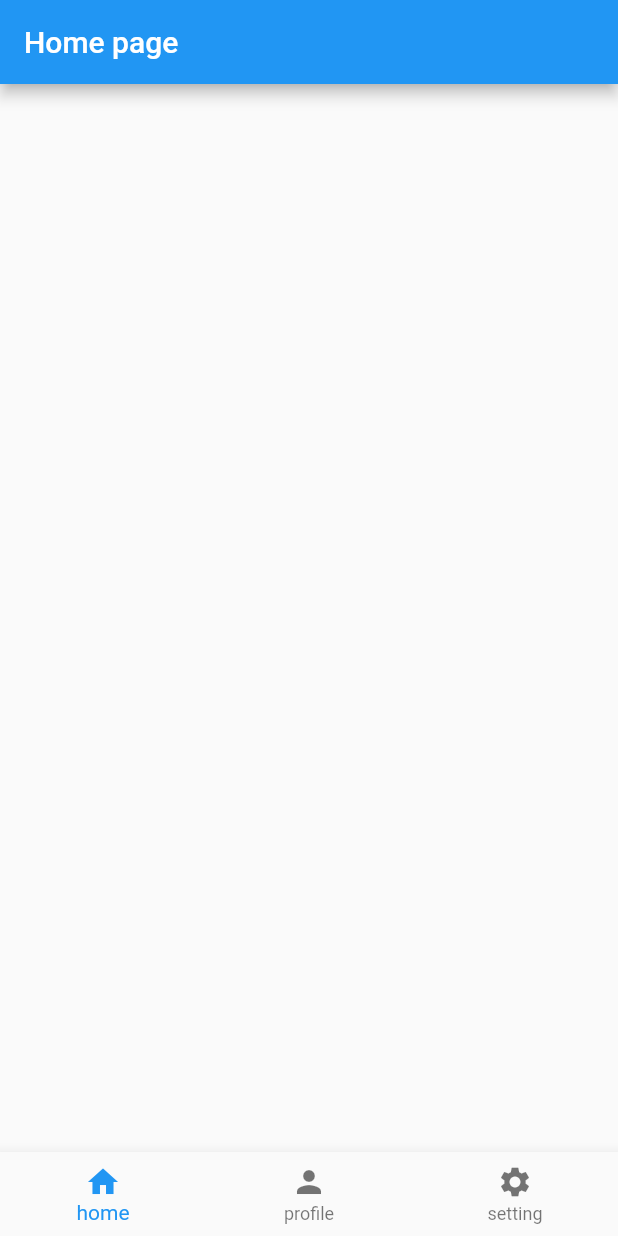
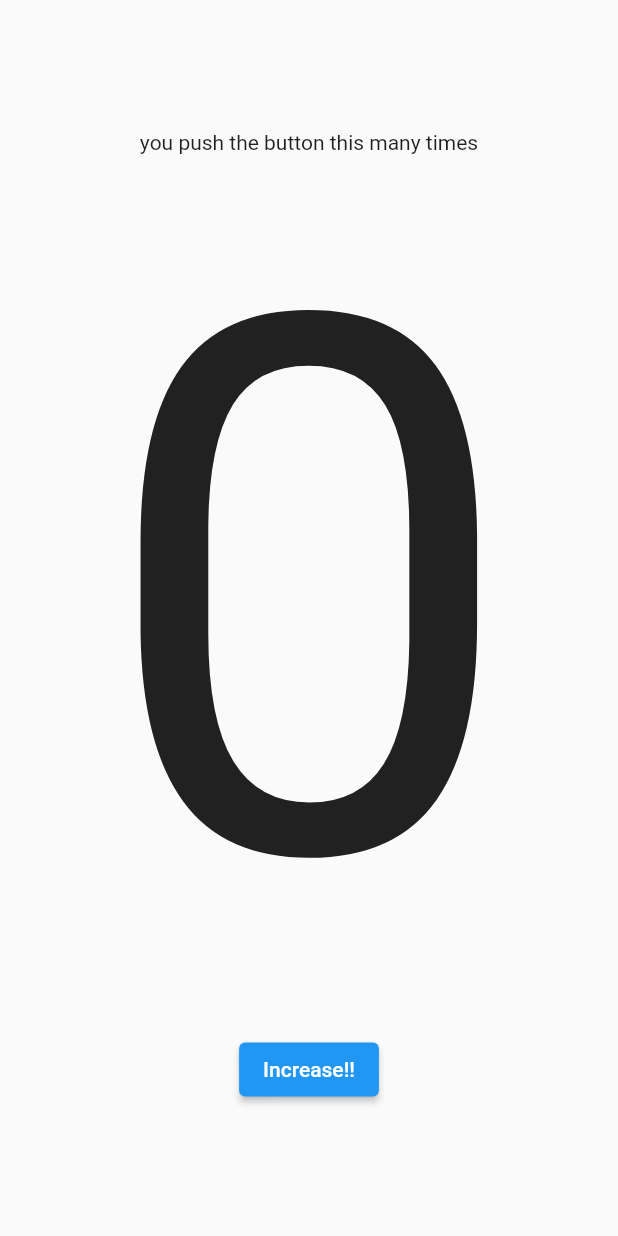
Before and after one commit to Chenyuting0916/LearnFlutter, a Flutter app: the screen it shows after launch, on a phone screen of 412 x 824 dp. Run offline on Flutter 3.47's test engine with Material 2 defaults, Android fonts, the phone set to English and light mode, and no system bars.

```diff
--- a/lib/main.dart
+++ b/lib/main.dart
@@ -1,5 +1,5 @@
 import 'package:flutter/material.dart';
-import 'package:test_project/pages/first_page.dart';
+import 'package:test_project/pages/counter_page.dart';
 
 void main() {
   runApp(const MyApp());
@@ -12,90 +12,7 @@ class MyApp extends StatelessWidget {
   Widget build(BuildContext context) {
     return const MaterialApp(
       debugShowCheckedModeBanner: false,
-      home: FirstPage(),
-      // routes: {
-      //   '/firstpage':(context) => FirstPage(),
-      //   '/secondpage':(context) => ProfilePage(),
-      //   '/homepage':(context) => HomePage(),
-      //   '/settingpage':(context) => SettingPage(),
-      // },
+      home: CounterPage(),
     );
   }
 }
-// class MyApp extends StatelessWidget {
-//   const MyApp({super.key});
-
-//   @override
-//   Widget build(BuildContext context) {
-//     return MaterialApp(
-//       debugShowCheckedModeBanner: false,
-//       home: Scaffold(
-//         backgroundColor: const Color.fromARGB(255, 242, 223, 76),
-//         appBar: AppBar(
-//           title: Text(
-//             "My App Bar",
-//             style: TextStyle(color: Colors.black),
-//           ),
-//           backgroundColor: Colors.yellow,
-//           elevation: 5,
-//           centerTitle: true,
-//           leading: Icon(
-//             Icons.menu,
-//             color: Colors.black,
-//           ),
-//           actions: [
-//             IconButton(
-//                 onPressed: () {},
-//                 icon: Icon(
-//                   Icons.logout,
-//                   color: Colors.black,
-//                 ))
-//           ],
-//         ),
-//         // body: Center(
-//         //   child: Container(
-//         //     height: 300,
-//         //     width: 300,
-//         //     decoration: BoxDecoration(
-//         //         borderRadius: BorderRadius.circular(25), color: Colors.green),
-//         //     padding: EdgeInsets.symmetric(horizontal: 25, vertical: 60),
-//         //     // child: Text(
-//         //     //   "sdf",
-//         //     //   style: TextStyle(
-//         //     //       color: Colors.white,
-//         //     //       fontWeight: FontWeight.bold,
-//         //     //       fontSize: 25),
-//         //     // ),
-//         //     child: const Icon(
-//         //       Icons.abc_outlined,
-//         //       color: Colors.white,
-//         //       size: 65,
-//         //     ),
-//         //   ),
-//         // ),
-
-//         body: Row(
-//           // scrollDirection: Axis.horizontal,
-//             children: [
-//               Container(
-//                 height: 700,
-//                 width: 200,
-//                 color: Colors.amber,
-//               ),
-//               Container(
-//                 height: 700,
-//                 width: 100,
-//                 color: Colors.amber[200],
-//               ),
-//               Expanded(
-//                 child: Container(
-//                   height: 70,
-//                   width: 50,
-//                   color: Colors.amber[300],
-//                 ),
-//               ),
-//             ]),
-//       ),
-//     );
-//   }
-// }
--- /dev/null
+++ b/lib/pages/counter_page.dart
@@ -0,0 +1,35 @@
+import 'package:flutter/material.dart';
+
+class CounterPage extends StatefulWidget {
+  const CounterPage({super.key});
+
+  @override
+  State<CounterPage> createState() => _CounterPageState();
+}
+
+class _CounterPageState extends State<CounterPage> {
+  //variable
+  int _counter = 0;
+  //method
+  void _increamentCounter(){
+    setState(() {
+      _counter++;
+    });
+  }
+  //UI
+  @override
+  Widget build(BuildContext context) {
+    return Scaffold(
+      body: Center(
+        child: Column(
+          mainAxisAlignment: MainAxisAlignment.center,
+          children: [
+            const Text('you push the button this many times'),
+            Text(_counter.toString(),style: const TextStyle(fontSize: 500),),
+            ElevatedButton(onPressed: _increamentCounter, child: const Text('Increase!!'))
+          ],
+        ),
+      ),
+    );
+  }
+}
```
